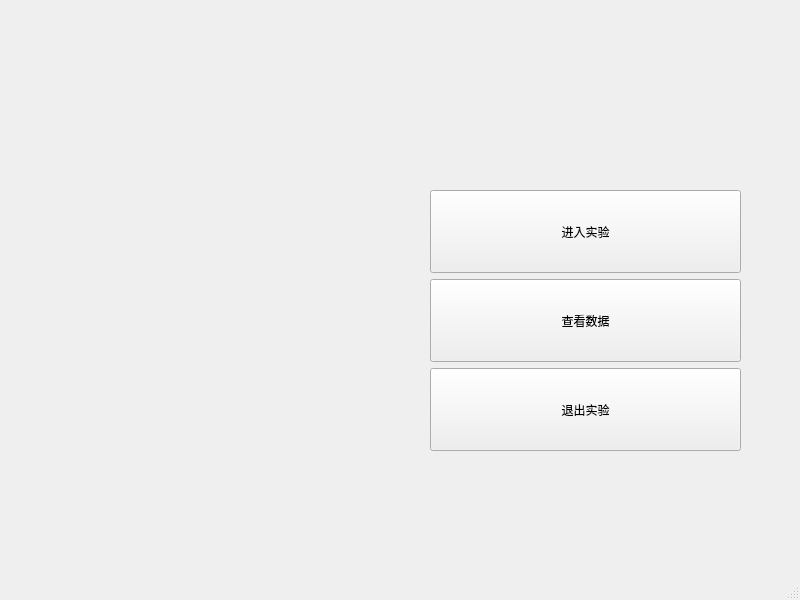
First picture: the form in forms/mainwindow.ui, repository ratio-dd/PLC, before the edit.
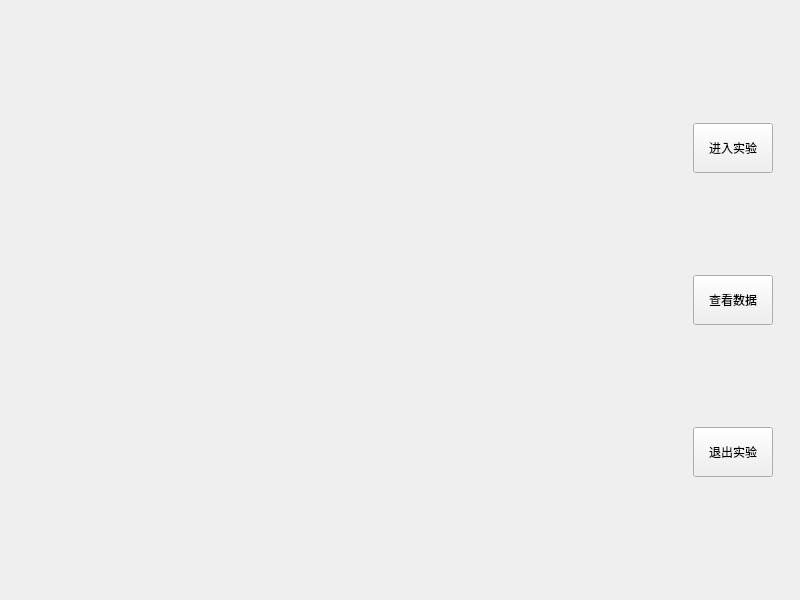
Second picture: the form after the edit. Custom widgets are drawn as their Qt base class.

Commit message: design mainwindow

```diff
--- a/forms/mainwindow.ui
+++ b/forms/mainwindow.ui
@@ -13,25 +13,60 @@
   <property name="windowTitle">
    <string>MainWindow</string>
   </property>
-  <widget class="QWidget" name="centralwidget">
-   <widget class="QWidget" name="verticalLayoutWidget">
-    <property name="geometry">
-     <rect>
-      <x>430</x>
-      <y>190</y>
-      <width>311</width>
-      <height>261</height>
-     </rect>
+  <widget class="QWidget" name="mainCentralwidget">
+   <property name="enabled">
+    <bool>true</bool>
+   </property>
+   <layout class="QVBoxLayout" name="verticalLayout_3">
+    <item>
+     <widget class="QStackedWidget" name="mainStackedWidget">
+      <property name="currentIndex">
+       <number>0</number>
+      </property>
+      <widget class="QWidget" name="defultPage">
+       <layout class="QHBoxLayout" name="horizontalLayout_2">
+        <item>
+         <widget class="QWidget" name="widget" native="true">
+          <property name="sizePolicy">
+           <sizepolicy hsizetype="Preferred" vsizetype="Preferred">
+            <horstretch>5</horstretch>
+            <verstretch>0</verstretch>
+           </sizepolicy>
+          </property>
+         </widget>
+        </item>
+        <item>
+         <widget class="QWidget" name="defultButtonWidget" native="true">
+          <property name="sizePolicy">
+           <sizepolicy hsizetype="Preferred" vsizetype="Preferred">
+            <horstretch>1</horstretch>
+            <verstretch>0</verstretch>
+           </sizepolicy>
+          </property>
+          <property name="layoutDirection">
+           <enum>Qt::RightToLeft</enum>
     </property>
     <layout class="QVBoxLayout" name="verticalLayout">
      <item>
       <widget class="QPushButton" name="enterExpButton">
        <property name="sizePolicy">
-        <sizepolicy hsizetype="Preferred" vsizetype="Preferred">
+              <sizepolicy hsizetype="Fixed" vsizetype="Preferred">
          <horstretch>0</horstretch>
          <verstretch>0</verstretch>
         </sizepolicy>
        </property>
+             <property name="minimumSize">
+              <size>
+               <width>0</width>
+               <height>50</height>
+              </size>
+             </property>
+             <property name="maximumSize">
+              <size>
+               <width>16777215</width>
+               <height>50</height>
+              </size>
+             </property>
        <property name="text">
         <string>进入实验</string>
        </property>
@@ -40,11 +75,23 @@
      <item>
       <widget class="QPushButton" name="viewDataButton">
        <property name="sizePolicy">
-        <sizepolicy hsizetype="Preferred" vsizetype="Preferred">
+              <sizepolicy hsizetype="Fixed" vsizetype="Preferred">
          <horstretch>0</horstretch>
-         <verstretch>0</verstretch>
-        </sizepolicy>
-       </property>
+               <verstretch>20</verstretch>
+              </sizepolicy>
+             </property>
+             <property name="minimumSize">
+              <size>
+               <width>0</width>
+               <height>50</height>
+              </size>
+             </property>
+             <property name="maximumSize">
+              <size>
+               <width>16777215</width>
+               <height>50</height>
+              </size>
+             </property>
        <property name="text">
         <string>查看数据</string>
        </property>
@@ -53,11 +100,23 @@
      <item>
       <widget class="QPushButton" name="exitButton">
        <property name="sizePolicy">
-        <sizepolicy hsizetype="Preferred" vsizetype="Preferred">
+              <sizepolicy hsizetype="Fixed" vsizetype="Preferred">
          <horstretch>0</horstretch>
-         <verstretch>0</verstretch>
-        </sizepolicy>
-       </property>
+               <verstretch>20</verstretch>
+              </sizepolicy>
+             </property>
+             <property name="minimumSize">
+              <size>
+               <width>0</width>
+               <height>50</height>
+              </size>
+             </property>
+             <property name="maximumSize">
+              <size>
+               <width>16777215</width>
+               <height>50</height>
+              </size>
+             </property>
        <property name="text">
         <string>退出实验</string>
        </property>
@@ -65,6 +124,14 @@
      </item>
     </layout>
    </widget>
+        </item>
+       </layout>
+      </widget>
+      <widget class="DataVisualizationWidget" name="dataPage"/>
+      <widget class="QWidget" name="expPage"/>
+     </widget>
+    </item>
+   </layout>
   </widget>
   <widget class="QMenuBar" name="menubar">
    <property name="geometry">
@@ -76,8 +143,15 @@
     </rect>
    </property>
   </widget>
-  <widget class="QStatusBar" name="statusbar"/>
  </widget>
+ <customwidgets>
+  <customwidget>
+   <class>DataVisualizationWidget</class>
+   <extends>QWidget</extends>
+   <header>src/DataVisualization/datavisualizationwidget.h</header>
+   <container>1</container>
+  </customwidget>
+ </customwidgets>
  <resources/>
  <connections/>
 </ui>
```
Lines whose indentation alone changed are shown as unchanged. The commit also changes 3 other files.
